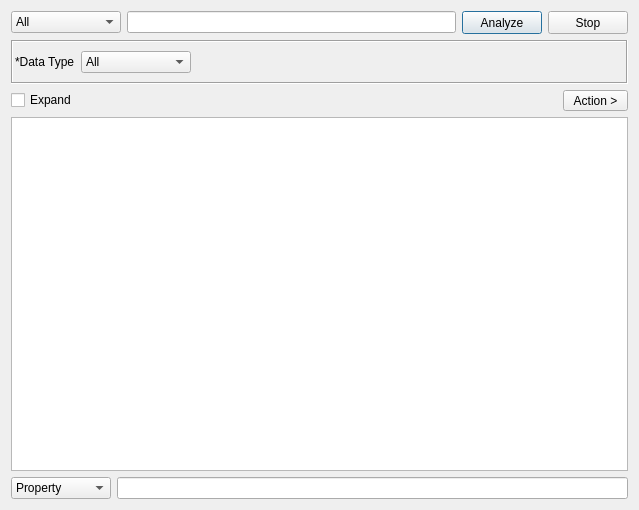
Before: the Qt Designer form gui/src/tools/IpChecker.ui in 3nock/OTE, drawn with Qt 5.
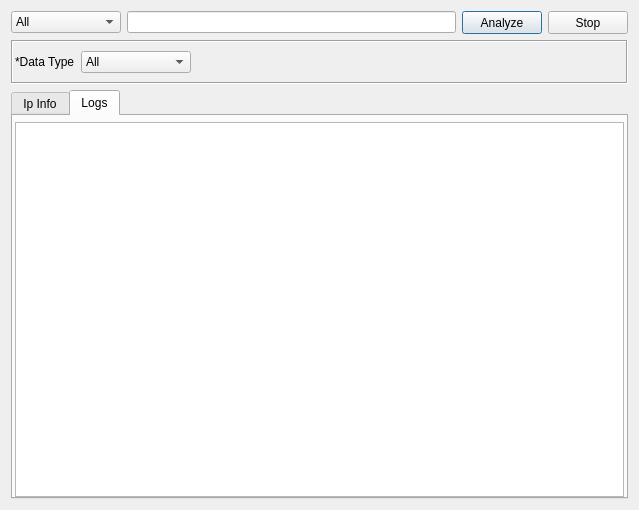
After: the same form once the commit is applied. The open tabs and pages were chosen to show the change.

```diff
--- a/gui/src/tools/IpChecker.ui
+++ b/gui/src/tools/IpChecker.ui
@@ -128,7 +128,27 @@
     </widget>
    </item>
    <item>
+    <widget class="QTabWidget" name="tabWidget">
+     <property name="currentIndex">
+      <number>0</number>
+     </property>
+     <widget class="QWidget" name="tabInfo" native="true">
+      <attribute name="title">
+       <string>Ip Info</string>
+      </attribute>
     <layout class="QVBoxLayout" name="verticalLayout">
+       <property name="leftMargin">
+        <number>1</number>
+       </property>
+       <property name="topMargin">
+        <number>6</number>
+       </property>
+       <property name="rightMargin">
+        <number>1</number>
+       </property>
+       <property name="bottomMargin">
+        <number>0</number>
+       </property>
      <item>
       <layout class="QHBoxLayout" name="horizontalLayout_3">
        <item>
@@ -219,6 +239,30 @@
       </layout>
      </item>
     </layout>
+     </widget>
+     <widget class="QWidget" name="tabLogs">
+      <attribute name="title">
+       <string>Logs</string>
+      </attribute>
+      <layout class="QVBoxLayout" name="verticalLayout_3">
+       <property name="leftMargin">
+        <number>2</number>
+       </property>
+       <property name="topMargin">
+        <number>6</number>
+       </property>
+       <property name="rightMargin">
+        <number>2</number>
+       </property>
+       <property name="bottomMargin">
+        <number>0</number>
+       </property>
+       <item>
+        <widget class="QPlainTextEdit" name="plainTextEditLogs"/>
+       </item>
+      </layout>
+     </widget>
+    </widget>
    </item>
   </layout>
  </widget>
```
Left out of the diff: 12 changed lines with no effect on the pictures. Lines whose indentation alone changed are shown as unchanged.
